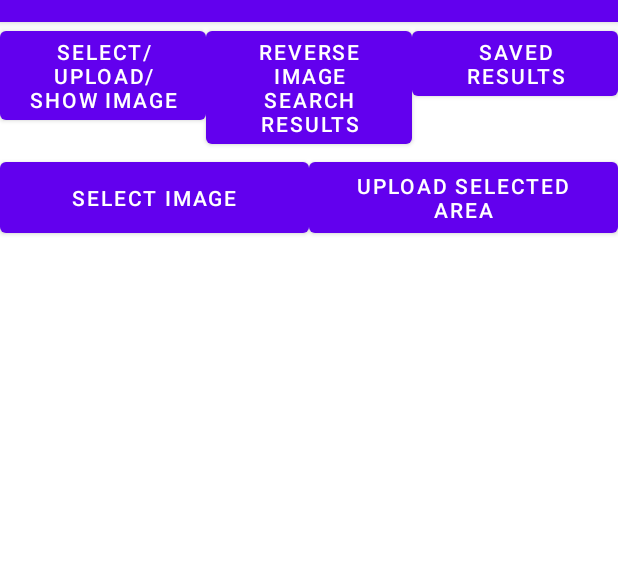
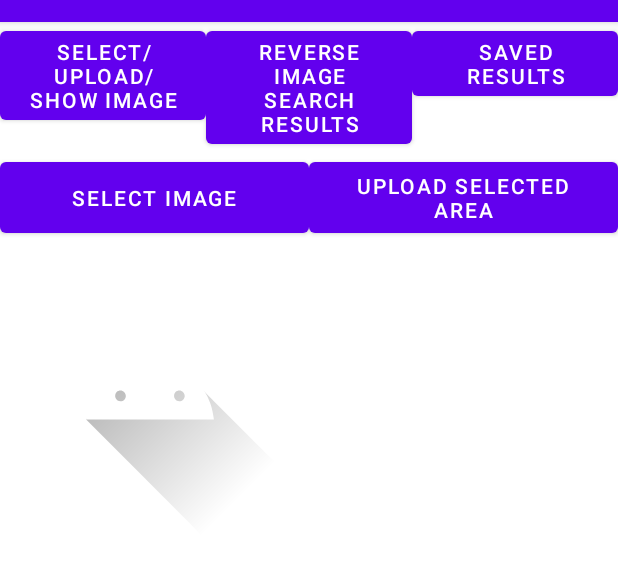
Before and after one commit to andersholt/AndroidExam, an Android app: the screen it shows after launch (MainActivity), after a tap on "SELECT/UPLOAD/SHOW IMAGE", on a phone screen of 412 x 824 dp, the part 62-641 px from its top. Run offline under Robolectric (Android 15) with nearby library versions, the phone set to English and light mode, and no system bars; libraries missing offline, so code that uses them is left out: com.androidnetworking, com.androidnetworking.common, com.androidnetworking.error, com.androidnetworking.interfaces; 1 statement that could not run was skipped.

Commit message:
Image, api stuff

```diff
--- a/app/src/main/java/no/android/androidexam/Fragment1.kt
+++ b/app/src/main/java/no/android/androidexam/Fragment1.kt
@@ -1,20 +1,20 @@
 package no.android.androidexam
 
 import android.content.Intent
-import android.graphics.Rect
+import android.graphics.drawable.BitmapDrawable
 import android.os.Bundle
 import android.util.Log
 import android.view.LayoutInflater
 import android.view.View
 import android.view.ViewGroup
-import android.widget.EditText
+import android.widget.ImageView
 import android.widget.Toast
+import androidx.activity.result.contract.ActivityResultContracts
 import androidx.fragment.app.Fragment
 
 class Fragment1 : Fragment() {
-    override fun onCreate(savedInstanceState: Bundle?) {
-        super.onCreate(savedInstanceState)
-    }
+    public var imageUri: String? = null
+    lateinit var image: ImageView
 
 
     override fun onCreateView(
@@ -27,6 +27,37 @@ class Fragment1 : Fragment() {
         var view = inflater.inflate(R.layout.fragment1, container, false)
 
 
+
+        var clicked = false;
+        image = view.findViewById(R.id.image)
+        image.setOnClickListener {
+            if(clicked){
+                Log.i("Info", "Already selected image")
+            }else{
+                Log.i("Clicked", "Image")
+                var i = Intent()
+                i.action = Intent.ACTION_GET_CONTENT
+                i.type = "*/*"
+                startForResult.launch(i)
+                clicked = true;
+            }
+        }
         return view
     }
+
+    var startForResult = registerForActivityResult(ActivityResultContracts.StartActivityForResult()){
+
+        imageUri = it.data?.data.toString()
+
+        var bitmap_image = getBitmap(requireContext(), null, imageUri, ::UriToBitmap)
+
+        image.layoutParams = image.layoutParams.apply {
+
+            width = bitmap_image.width
+            height = bitmap_image.height
+        }
+
+        image.setImageBitmap(bitmap_image)
+        image.background = BitmapDrawable(resources, bitmap_image)
+    }
 }
--- a/app/src/main/java/no/android/androidexam/MainActivity.kt
+++ b/app/src/main/java/no/android/androidexam/MainActivity.kt
@@ -2,6 +2,7 @@ package no.android.androidexam
 
 import androidx.appcompat.app.AppCompatActivity
 import android.os.Bundle
+import android.util.Log
 import android.view.View
 import android.widget.Toast
 import androidx.fragment.app.FragmentManager
@@ -28,6 +29,10 @@ class MainActivity : AppCompatActivity() {
     override fun onCreate(savedInstanceState: Bundle?) {
         super.onCreate(savedInstanceState)
         setContentView(R.layout.activity_main)
+
+        var apiClient: ApiClient = ApiClient()
+        var result = apiClient.getByWebUrl("https://gtl-bucket.s3.amazonaws.com/502c47e85d2a49eab97444a11130066b.jpg", "bing")
+        Log.i("Result", result.toString())
     }
 
 
--- a/app/src/main/res/layout/activity_main.xml
+++ b/app/src/main/res/layout/activity_main.xml
@@ -10,42 +10,43 @@
         android:layout_width="match_parent"
         android:layout_height="wrap_content"
         android:orientation="vertical">
+    </LinearLayout>
 
     <LinearLayout
         android:layout_width="match_parent"
         android:layout_height="wrap_content"
+        android:layout_gravity="bottom"
         android:orientation="horizontal">
 
         <Button
             android:layout_width="match_parent"
             android:layout_height="wrap_content"
             android:layout_weight="1"
+            android:onClick="switchFragment"
             android:tag="1"
-                android:onClick="switchFragment"
             android:text="Select/Upload/Show image" />
 
         <Button
             android:layout_width="match_parent"
             android:layout_height="wrap_content"
             android:layout_weight="1"
+
+            android:onClick="switchFragment"
             android:tag="2"
-                android:onClick="switchFragment"
+            android:text="Reverse image search results" />
 
-                android:text="Reverse image search results" />
         <Button
             android:layout_width="match_parent"
             android:layout_height="wrap_content"
             android:layout_weight="1"
+            android:onClick="switchFragment"
             android:tag="3"
-                android:onClick="switchFragment"
             android:text="Saved results" />
     </LinearLayout>
-
-    </LinearLayout>
-
     <FrameLayout
         android:id="@+id/fragment_main"
         android:layout_width="match_parent"
         android:layout_height="match_parent">
+
     </FrameLayout>
 </LinearLayout>
--- a/app/src/main/res/layout/fragment1.xml
+++ b/app/src/main/res/layout/fragment1.xml
@@ -1,16 +1,15 @@
 <?xml version="1.0" encoding="utf-8"?>
-<androidx.constraintlayout.widget.ConstraintLayout xmlns:android="http://schemas.android.com/apk/res/android"
+<LinearLayout xmlns:android="http://schemas.android.com/apk/res/android"
     xmlns:app="http://schemas.android.com/apk/res-auto"
     android:layout_width="match_parent"
-    android:layout_height="match_parent">
+    android:layout_height="match_parent"
+    android:orientation="vertical">
 
     <LinearLayout
         android:id="@+id/linearLayout"
         android:layout_width="match_parent"
         android:layout_height="wrap_content"
-        android:orientation="horizontal"
-        app:layout_constraintTop_toTopOf="parent">
-
+        android:orientation="horizontal">
         <Button
             android:layout_width="match_parent"
             android:layout_height="match_parent"
@@ -27,10 +26,9 @@
     </LinearLayout>
 
     <ImageView
-        android:layout_width="match_parent"
-        android:layout_height="0dp"
-        app:layout_constraintBottom_toBottomOf="parent"
-        app:layout_constraintTop_toBottomOf="@+id/linearLayout" />
+        android:id="@+id/image"
+        android:layout_width="200dp"
+        android:layout_height="200dp"
+        android:background="@drawable/ic_launcher_foreground" />
 
-
-</androidx.constraintlayout.widget.ConstraintLayout>
+</LinearLayout>
--- a/app/src/main/res/layout/fragment3.xml
+++ b/app/src/main/res/layout/fragment3.xml
@@ -10,6 +10,7 @@
         android:layout_height="wrap_content"
         android:orientation="horizontal"
         app:layout_constraintTop_toTopOf="parent">
+
 
         <Button
             android:layout_width="match_parent"
```
Also changed, not shown: app/src/main/java/no/android/androidexam/Api.kt (+22 -6 lines), app/src/main/java/no/android/androidexam/Globals.kt (added, +15 -0 lines). Lines whose indentation alone changed are shown as unchanged.
